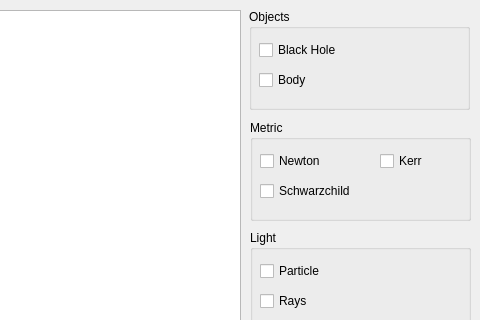
Old version of the form mainwindow.ui in the repository iprice73/BlackHoleEngine; both pictures show x 440 to 920 and y 0 to 320 of the 920 by 594 pixel window.
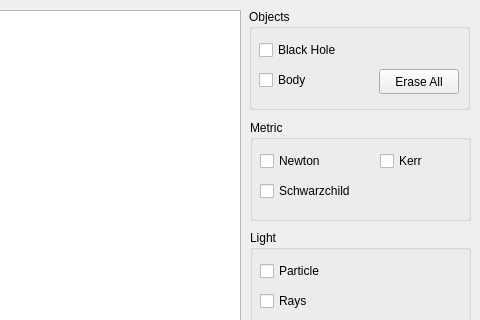
New version of the form.

What changed in the file:
```diff
--- a/mainwindow.ui
+++ b/mainwindow.ui
@@ -62,6 +62,19 @@
       <string>Body</string>
      </property>
     </widget>
+    <widget class="QPushButton" name="pushButton_eraseParticles">
+     <property name="geometry">
+      <rect>
+       <x>130</x>
+       <y>60</y>
+       <width>80</width>
+       <height>25</height>
+      </rect>
+     </property>
+     <property name="text">
+      <string>Erase All</string>
+     </property>
+    </widget>
    </widget>
    <widget class="QGroupBox" name="groupBox_2">
     <property name="geometry">
```
